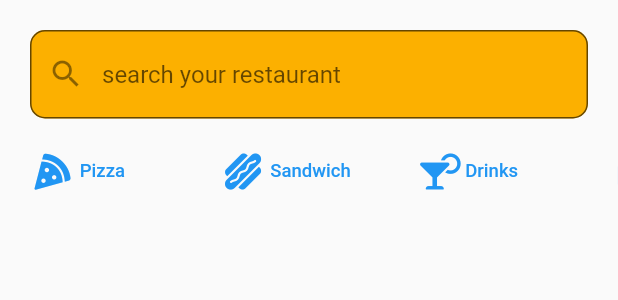
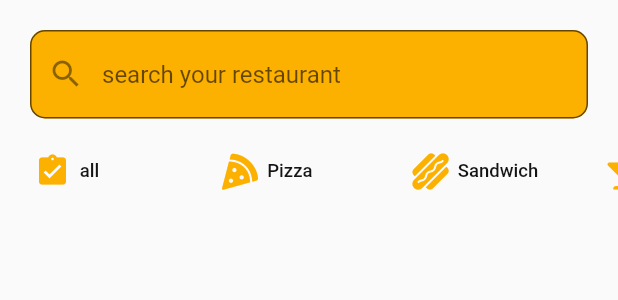
Before and after one commit to seyed-mostafa/customer_app, a Flutter app: the Home widget shown alone on an empty page, opened directly with empty values, after a tap on "Pizza", on a phone screen of 412 x 824 dp. Shown: the top 300 px of the screen. Run offline on Flutter 3.47's test engine with Material 2 defaults, Android fonts, the phone set to English and light mode, and no system bars; our stand-ins replace flutter_rating_bar, font_awesome_flutter, google_maps_flutter, syncfusion_flutter_charts; network calls fail; statements that could not run were skipped.

Commit message:
ظاهرهوم

```diff
--- a/lib/Pages/FoodPage.dart
+++ b/lib/Pages/FoodPage.dart
@@ -231,7 +231,7 @@ class _FoodPageState extends State<FoodPage> {
               width: MediaQuery.of(context).size.width,
               decoration: BoxDecoration(
                 image: DecorationImage(
-                    image: AssetImage('assets/images/1.jpg'),
+                    image: AssetImage('assets/images/food1.jpg'),
                     fit: BoxFit.cover),
               ),
             ),
--- a/lib/Pages/HomePage.dart
+++ b/lib/Pages/HomePage.dart
@@ -23,7 +23,7 @@ class Home extends StatefulWidget {
 class _HomeState extends State<Home> {
 
   String searchingText = "";
-  TypeFood chosenType = null;
+  TypeFood chosenType = TypeFood.all;
 
   @override
   Widget build(BuildContext context) {
@@ -102,7 +102,7 @@ class _HomeState extends State<Home> {
                         child: Container(
                           width: _size.width * 0.5,
                           height: _size.height * 0.20,
-                          child: Image.asset("assets/images/1.jpg", fit: BoxFit.fitWidth,)
+                          child: Image.asset("assets/images/food1.jpg", fit: BoxFit.fitWidth,)
                         ),
                       ),
                     ),
@@ -116,9 +116,15 @@ class _HomeState extends State<Home> {
                             children: [
                               Text(
                                 food.getName(),
+                                style: TextStyle(
+                                  color: theme.black,
+                                ),
                               ),
                               Text(
-                                food.getPrice().toString() + " T"
+                                food.getPrice().toString() + " T",
+                                style: TextStyle(
+                                  color: theme.black,
+                                ),
                               )
                             ],
                           ),
@@ -126,7 +132,7 @@ class _HomeState extends State<Home> {
                         Spacer(),
                         IconButton(
                           splashRadius: 10,
-                          icon: Icon(FontAwesomeIcons.plusCircle),
+                          icon: Icon(FontAwesomeIcons.plusCircle, color: theme.white,),
                           onPressed: (){
 
                           }
@@ -150,16 +156,23 @@ class _HomeState extends State<Home> {
           children: [
             TextButton(
               onPressed: (){
+                for(int i = 0; i < widget.restaurants.length; i++){
                   Navigator.pushReplacement(
                       context,
                       MaterialPageRoute(builder: (context) => RestaurantPageTabBar(widget.currentCustomer, widget.restaurants[0]))
                   );
+                }
+
               },
+              child: Padding(
+                padding: EdgeInsets.only(left: 10),
                 child: Text(
                   title,
                   style: TextStyle(
                     fontWeight: FontWeight.bold,
-                  fontSize: 25
+                    fontSize: 25,
+                    color: theme.black
+                  ),
                 ),
               ),
             ),
@@ -191,7 +204,9 @@ class _HomeState extends State<Home> {
               children: [
                 icon,
                 Text("  " + typeFood.toString().substring(9),
-                  style: TextStyle(fontSize: _size.width * 0.03),
+                  style: TextStyle(fontSize: _size.width * 0.03,
+                    color: theme.black
+                  ),
                 ),
               ],
             ),
@@ -211,16 +226,17 @@ class _HomeState extends State<Home> {
         child: ListView(
           scrollDirection: Axis.horizontal,
           children: [
-            typeWidget(TypeFood.Pizza, Icon(FontAwesomeIcons.pizzaSlice)),
-            typeWidget(TypeFood.Sandwich, Icon(FontAwesomeIcons.hotdog,)),
-            typeWidget(TypeFood.Drinks, Icon(FontAwesomeIcons.cocktail)),
-            typeWidget(TypeFood.PersianFood, Icon(Icons.food_bank)),
-            typeWidget(TypeFood.Dessert, Icon(Icons.no_food)),
-            typeWidget(TypeFood.Appetizer, Icon(Icons.fastfood)),
-            typeWidget(TypeFood.Fried, Icon(Icons.local_fire_department)),
-            typeWidget(TypeFood.Steaks, Icon(Icons.set_meal)),
-            typeWidget(TypeFood.Breakfast, Icon(Icons.breakfast_dining)),
-            typeWidget(TypeFood.International, Icon(Icons.food_bank)),
+            typeWidget(TypeFood.all, Icon(Icons.assignment_turned_in, color: theme.yellow,)),
+            typeWidget(TypeFood.Pizza, Icon(FontAwesomeIcons.pizzaSlice, color: theme.yellow,)),
+            typeWidget(TypeFood.Sandwich, Icon(FontAwesomeIcons.hotdog, color: theme.yellow,)),
+            typeWidget(TypeFood.Drinks, Icon(FontAwesomeIcons.cocktail, color: theme.yellow,)),
+            typeWidget(TypeFood.PersianFood, Icon(Icons.food_bank, color: theme.yellow,)),
+            typeWidget(TypeFood.Dessert, Icon(Icons.no_food, color: theme.yellow,)),
+            typeWidget(TypeFood.Appetizer, Icon(Icons.fastfood, color: theme.yellow,)),
+            typeWidget(TypeFood.Fried, Icon(Icons.local_fire_department, color: theme.yellow,)),
+            typeWidget(TypeFood.Steaks, Icon(Icons.set_meal, color: theme.yellow,)),
+            typeWidget(TypeFood.Breakfast, Icon(Icons.breakfast_dining, color: theme.yellow,)),
+            typeWidget(TypeFood.International, Icon(Icons.food_bank, color: theme.yellow,)),
           ]
         ),
       );
@@ -232,12 +248,11 @@ class _HomeState extends State<Home> {
           searching(),
           chooseType(),
           for(int i = 0; i < widget.restaurants.length; i++)
-            if(widget.restaurants[i].getMenu().isEmpty) Container()
-            else if(chosenType != null && !widget.restaurants[i].getMenu().contains(chosenType)) Container()
-            else if(searchingText == '') foodListForCustomer(widget.restaurants[i].getName(), widget.restaurants[i].getMenu())
+            if(widget.restaurants[i].getMenu().isNotEmpty)
+            if(chosenType == TypeFood.all || widget.restaurants[i].getMenu().contains(chosenType))
+            if(searchingText == '') foodListForCustomer(widget.restaurants[i].getName(), widget.restaurants[i].getMenu())
             else if(widget.restaurants[i].getName().contains(searchingText))
               foodListForCustomer(widget.restaurants[i].getName(), widget.restaurants[i].getMenu())
-            else Container()
         ],
       ),
     );
--- a/lib/Pages/Nav.dart
+++ b/lib/Pages/Nav.dart
@@ -47,7 +47,6 @@ class _NavState extends State<Nav> {
   @override
   Widget build(BuildContext context) {
     return Scaffold(
-      backgroundColor: theme.black,
       appBar: appBar(),
       bottomNavigationBar: BottomNavigationBar(
         unselectedItemColor: theme.black,
```
Also changed, not shown: lib/Pages/EnteringPage.dart (+17 -20 lines), lib/Pages/RegisteringPage.dart (+7 -14 lines). Lines whose indentation alone changed are shown as unchanged.
